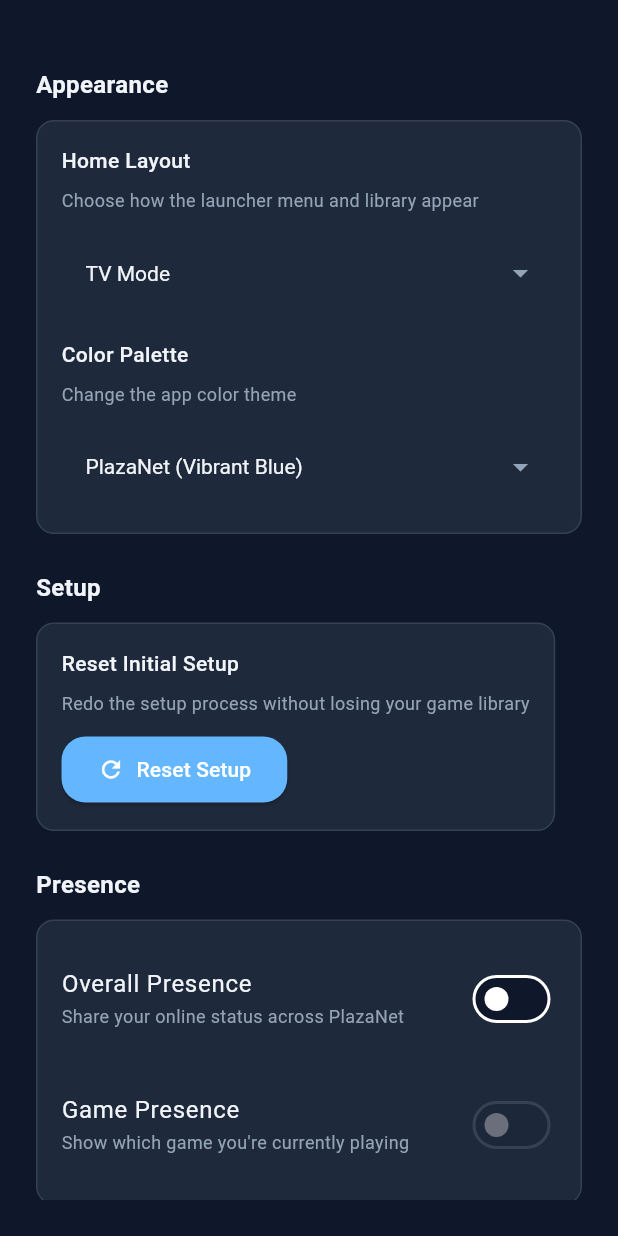
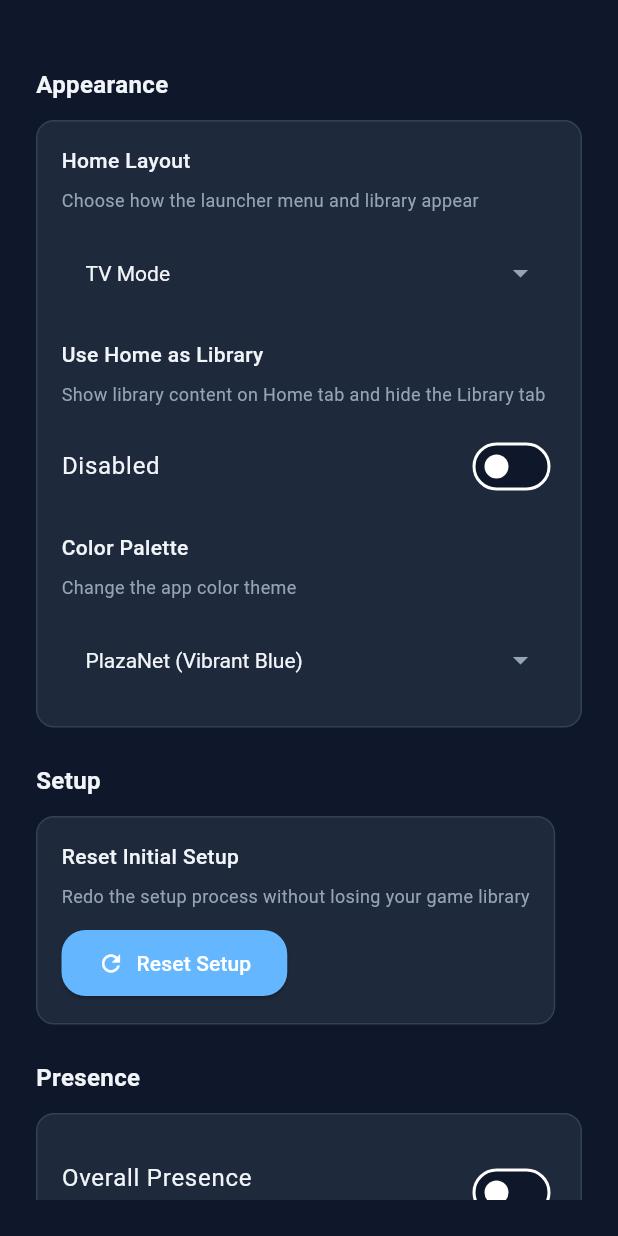
Before and after one commit to PlazaNetOrg/GamePlaza, a Flutter app: the SettingsScreen widget shown alone on an empty page, opened directly with empty values, scrolled down 576 dp, on a phone screen of 412 x 824 dp. Run offline on Flutter 3.47's test engine with Material 3 defaults, Android fonts, the phone set to English and light mode, and no system bars; our stand-ins replace battery_plus, shared_preferences; missing offline and left inert: installed_apps; accounts and stored records are empty; network calls fail.

Commit message:
Removed game presence, Home tab as Library - Game presence has been removed due to various bugs. Online presence while in launcher will still be available - Settings now allow use to hide library tab and replace home tab with the library.

```diff
--- a/lib/l10n/app_localizations.dart
+++ b/lib/l10n/app_localizations.dart
@@ -101,8 +101,6 @@ abstract class AppLocalizations {
   String get settingsBackgroundTrackingDesc;
   String get settingsPresenceOverall;
   String get settingsPresenceOverallDesc;
-  String get settingsPresenceGame;
-  String get settingsPresenceGameDesc;
   String get settingsPresenceLoginRequired;
   String get settingsSteamGridDbTitle;
   String get settingsSteamGridDbDescription;
@@ -112,6 +110,8 @@ abstract class AppLocalizations {
   String get settingsLayoutClassic;
   String get settingsLayoutHandheld;
   String get settingsLayoutCompact;
+  String get settingsUseHomeAsLibrary;
+  String get settingsUseHomeAsLibraryDesc;
   String get settingsColorPalette;
   String get settingsColorPaletteDesc;
   String get settingsColorPalettePlazaNet;
--- a/lib/l10n/app_localizations_en.dart
+++ b/lib/l10n/app_localizations_en.dart
@@ -224,10 +224,6 @@ class AppLocalizationsEn extends AppLocalizations {
   String get settingsPresenceOverallDesc => 'Share your online status across PlazaNet';
 
   @override
-  String get settingsPresenceGame => 'Game Presence';
-
-  @override
-  String get settingsPresenceGameDesc => 'Show which game you\'re currently playing';
 
   @override
   String get settingsPresenceLoginRequired => 'Log in to PlazaNet to enable presence tracking';
@@ -254,6 +250,12 @@ class AppLocalizationsEn extends AppLocalizations {
 
   @override
   String get settingsLayoutCompact => 'Compact Tiles';
+
+  @override
+  String get settingsUseHomeAsLibrary => 'Use Home as Library';
+
+  @override
+  String get settingsUseHomeAsLibraryDesc => 'Show library content on Home tab and hide the Library tab';
 
   @override
   String get settingsColorPalette => 'Color Palette';
--- a/lib/main.dart
+++ b/lib/main.dart
@@ -2,13 +2,10 @@ import 'package:flutter/material.dart';
 import 'package:flutter/services.dart';
 
 import 'app.dart';
-import 'services/presence_work_manager.dart';
 
 void main() async {
   WidgetsFlutterBinding.ensureInitialized();
   SystemChrome.setEnabledSystemUIMode(SystemUiMode.immersiveSticky);
 
-  await PresenceWorkManager.initializeWorkManager();
-
   runApp(const GamePlaza());
 }
--- a/lib/screens/settings_screen.dart
+++ b/lib/screens/settings_screen.dart
@@ -1,5 +1,4 @@
 import 'package:flutter/material.dart';
-import 'package:flutter/services.dart';
 import 'package:shared_preferences/shared_preferences.dart';
 
 import '../l10n/app_localizations.dart';
@@ -72,6 +71,8 @@ class _SettingsScreenState extends State<SettingsScreen> {
             title: AppLocalizations.of(context).settingsAppearance,
             children: [
               _LayoutPicker(onSettingsChanged: widget.onSettingsChanged),
+              const SizedBox(height: 16),
+              _UseHomeAsLibraryToggle(onSettingsChanged: widget.onSettingsChanged),
               const SizedBox(height: 16),
               _ColorPalettePicker(onSettingsChanged: widget.onSettingsChanged),
             ],
@@ -238,6 +239,83 @@ class _LayoutPickerState extends State<_LayoutPicker> {
                 _setLayoutMode(value);
               }
             },
+          ),
+      ],
+    );
+  }
+}
+
+class _UseHomeAsLibraryToggle extends StatefulWidget {
+  final Future<void> Function()? onSettingsChanged;
+
+  const _UseHomeAsLibraryToggle({
+    this.onSettingsChanged,
+  });
+
+  @override
+  State<_UseHomeAsLibraryToggle> createState() => _UseHomeAsLibraryToggleState();
+}
+
+class _UseHomeAsLibraryToggleState extends State<_UseHomeAsLibraryToggle> {
+  static const String _prefKey = 'use_home_as_library';
+  bool _useHomeAsLibrary = false;
+  bool _isLoading = true;
+
+  @override
+  void initState() {
+    super.initState();
+    _loadPreference();
+  }
+
+  Future<void> _loadPreference() async {
+    final prefs = await SharedPreferences.getInstance();
+    if (!mounted) return;
+    setState(() {
+      _useHomeAsLibrary = prefs.getBool(_prefKey) ?? false;
+      _isLoading = false;
+    });
+  }
+
+  Future<void> _setPreference(bool value) async {
+    final prefs = await SharedPreferences.getInstance();
+    await prefs.setBool(_prefKey, value);
+    if (!mounted) return;
+    setState(() => _useHomeAsLibrary = value);
+    await widget.onSettingsChanged?.call();
+  }
+
+  @override
+  Widget build(BuildContext context) {
+    final l10n = AppLocalizations.of(context);
+    return Column(
+      crossAxisAlignment: CrossAxisAlignment.start,
+      children: [
+        Text(
+          l10n.settingsUseHomeAsLibrary,
+          style: TextStyle(
+            color: AppColors.textPrimary,
+            fontSize: 14,
+            fontWeight: FontWeight.w500,
+          ),
+        ),
+        const SizedBox(height: 8),
+        Text(
+          l10n.settingsUseHomeAsLibraryDesc,
+          style: TextStyle(color: AppColors.textSecondary, fontSize: 12),
+        ),
+        const SizedBox(height: 12),
+        if (_isLoading)
+          const LinearProgressIndicator()
+        else
+          SwitchListTile(
+            value: _useHomeAsLibrary,
+            onChanged: _setPreference,
+            title: Text(
+              _useHomeAsLibrary ? 'Enabled' : 'Disabled',
+              style: TextStyle(color: AppColors.textPrimary),
+            ),
+            activeColor: AppColors.primaryBlue,
+            contentPadding: EdgeInsets.zero,
           ),
       ],
     );
@@ -531,13 +609,11 @@ class _PresenceToggleSwitch extends StatefulWidget {
 
 class _PresenceToggleSwitchState extends State<_PresenceToggleSwitch> {
   late Future<bool> _overallEnabledFuture;
-  late Future<bool> _gameEnabledFuture;
 
   @override
   void initState() {
     super.initState();
     _overallEnabledFuture = widget.presenceService.isOverallPresenceEnabled();
-    _gameEnabledFuture = widget.presenceService.isGamePresenceEnabled();
   }
 
   @override
@@ -546,13 +622,7 @@ class _PresenceToggleSwitchState extends State<_PresenceToggleSwitch> {
       future: _overallEnabledFuture,
       builder: (context, overallSnapshot) {
         final overallEnabled = overallSnapshot.data ?? false;
-        return FutureBuilder<bool>(
-          future: _gameEnabledFuture,
-          builder: (context, gameSnapshot) {
-            final gameEnabled = gameSnapshot.data ?? false;
-            return Column(
-              children: [
-                SwitchListTile(
+        return SwitchListTile(
           title: Text(AppLocalizations.of(context).settingsPresenceOverall,
               style: TextStyle(color: AppColors.textPrimary)),
           subtitle: Text(
@@ -566,39 +636,7 @@ class _PresenceToggleSwitchState extends State<_PresenceToggleSwitch> {
             await widget.presenceService.setOverallPresenceEnabled(value);
             setState(() {
               _overallEnabledFuture = Future.value(value);
-                      _gameEnabledFuture = Future.value(value ? gameEnabled : false);
             });
-                    if (!value) {
-                      try {
-                        const MethodChannel('org.plazanet.gameplaza/presence')
-                            .invokeMethod('stopPresenceService');
-                      } catch (e) {
-                      }
-                    }
-                  },
-                ),
-                const SizedBox(height: 12),
-                SwitchListTile(
-                  title: Text(AppLocalizations.of(context).settingsPresenceGame,
-                      style: TextStyle(color: AppColors.textPrimary)),
-                  subtitle: Text(
-                    AppLocalizations.of(context).settingsPresenceGameDesc,
-                    style: TextStyle(color: AppColors.textSecondary, fontSize: 12),
-                  ),
-                  value: overallEnabled && gameEnabled,
-                  activeThumbColor: AppColors.primaryBlue,
-                  contentPadding: EdgeInsets.zero,
-                  onChanged: overallEnabled
-                      ? (value) async {
-                          await widget.presenceService.setGamePresenceEnabled(value);
-                          setState(() {
-                            _gameEnabledFuture = Future.value(value);
-                          });
-                        }
-                      : null,
-                ),
-              ],
-            );
           },
         );
       },
--- a/lib/services/presence_foreground_service.dart
+++ /dev/null
@@ -1,53 +0,0 @@
-import 'package:flutter/services.dart';
-import 'package:shared_preferences/shared_preferences.dart';
-
-class PresenceForegroundService {
-  static const MethodChannel _channel = MethodChannel('org.plazanet.gameplaza/presence');
-  static const String _enabledKey = 'presence_foreground_service_enabled';
-  static const String _baseUrlKey = 'plazanet_url';
-  static const String _tokenKey = 'plazanet_auth_token';
-
-  static Future<bool> isEnabled() async {
-    final prefs = await SharedPreferences.getInstance();
-    return prefs.getBool(_enabledKey) ?? true;
-  }
-
-  static Future<void> setEnabled(bool enabled) async {
-    final prefs = await SharedPreferences.getInstance();
-    await prefs.setBool(_enabledKey, enabled);
-  }
-
-  static Future<bool> startService({
-    required String gameName,
-    int intervalSeconds = 30,
-  }) async {
-    try {
-      if (!await isEnabled()) return false;
-
-      final prefs = await SharedPreferences.getInstance();
-      final baseUrl = prefs.getString(_baseUrlKey) ?? 'https://accounts.plazanet.org';
-      final token = prefs.getString(_tokenKey);
-
-      if (token == null) {
-        return false;
-      }
-
-      await _channel.invokeMethod('startPresenceService', {
-        'baseUrl': baseUrl,
-        'token': token,
-        'game': gameName,
-        'interval': intervalSeconds,
-      });
-
-      return true;
-    } catch (e) {
-      return false;
-    }
-  }
-
-  static Future<void> stopService() async {
-    try {
-      await _channel.invokeMethod('stopPresenceService');
-    } catch (e) {}
-  }
-}
--- a/lib/services/presence_service.dart
+++ b/lib/services/presence_service.dart
@@ -2,21 +2,16 @@ import 'dart:async';
 import 'dart:convert';
 import 'package:http/http.dart' as http;
 import 'package:shared_preferences/shared_preferences.dart';
-import 'presence_foreground_service.dart';
-
-enum PresenceStatus { offline, online, playing }
+enum PresenceStatus { offline, online }
 
 class PresenceService {
   static const String _defaultBaseUrl = 'https://accounts.plazanet.org';
   static const String _baseUrlKey = 'plazanet_url';
-  static const String _currentGameKey = 'current_game';
   static const String _tokenKey = 'plazanet_auth_token';
   static const String _overallPresenceEnabledKey = 'presence_overall_enabled';
-  static const String _gamePresenceEnabledKey = 'presence_game_enabled';
   static const int _heartbeatSeconds = 20;
 
   Timer? _heartbeatTimer;
-  String? _currentGame;
   PresenceStatus _currentStatus = PresenceStatus.offline;
 
   Future<bool> isOverallPresenceEnabled() async {
@@ -28,18 +23,8 @@ class PresenceService {
     final prefs = await SharedPreferences.getInstance();
     await prefs.setBool(_overallPresenceEnabledKey, enabled);
     if (!enabled) {
-      await stopPlayingGame();
+      await goOffline();
     }
-  }
-
-  Future<bool> isGamePresenceEnabled() async {
-    final prefs = await SharedPreferences.getInstance();
-    return prefs.getBool(_gamePresenceEnabledKey) ?? false;
-  }
-
-  Future<void> setGamePresenceEnabled(bool enabled) async {
-    final prefs = await SharedPreferences.getInstance();
-    await prefs.setBool(_gamePresenceEnabledKey, enabled);
   }
 
   Future<String?> getBaseUrl() async {
@@ -117,13 +102,12 @@ class PresenceService {
 
       final body = {
         'client_type': 'gameplaza',
-        'status': _currentGame == null ? 'online' : 'playing',
-        if (_currentGame != null) 'game': _currentGame,
+        'status': 'online',
       };
 
       final response = await _postJson('/api/presence/heartbeat', body);
       if (response.statusCode == 200) {
-        _currentStatus = _currentGame == null ? PresenceStatus.online : PresenceStatus.playing;
+        _currentStatus = PresenceStatus.online;
         return true;
       }
       return false;
@@ -140,41 +124,21 @@ class PresenceService {
     );
   }
 
-  Future<void> _setPresence({String? game}) async {
+  Future<void> _setPresence() async {
     await stopHeartbeat();
 
     if (!await hasAuthToken() || !await isOverallPresenceEnabled()) {
       return;
     }
 
-    final prefs = await SharedPreferences.getInstance();
-    if (game != null && game.isNotEmpty && await isGamePresenceEnabled()) {
-      _currentGame = game;
-      _currentStatus = PresenceStatus.playing;
-      await prefs.setString(_currentGameKey, game);
-      await _sendHeartbeat();
-
-      final started = await PresenceForegroundService.startService(
-        gameName: game,
-        intervalSeconds: _heartbeatSeconds,
-      );
-
-      if (!started) _startLocalTimer();
-    } else {
-      _currentGame = null;
-      _currentStatus = PresenceStatus.online;
-      await prefs.remove(_currentGameKey);
-
-      await PresenceForegroundService.stopService();
-      _startLocalTimer();
-      await _sendHeartbeat();
-    }
+    _currentStatus = PresenceStatus.online;
+    _startLocalTimer();
+    await _sendHeartbeat();
   }
 
   Future<void> stopHeartbeat() async {
     _heartbeatTimer?.cancel();
     _heartbeatTimer = null;
-    await PresenceForegroundService.stopService();
   }
 
   Future<bool> goOnline() async {
@@ -190,20 +154,7 @@ class PresenceService {
         'client_type': 'gameplaza',
       });
       _currentStatus = PresenceStatus.offline;
-      _currentGame = null;
     }
-  }
-
-  Future<bool> startPlayingGame(String gameName) async {
-    if (!await hasAuthToken()) return false;
-    await _setPresence(game: gameName);
-    return true;
-  }
-
-  Future<bool> stopPlayingGame() async {
-    if (!await hasAuthToken()) return false;
-    await _setPresence();
-    return true;
   }
 
   Future<Map<String, dynamic>?> getMyPresence() async {
@@ -225,8 +176,6 @@ class PresenceService {
   }
 
   PresenceStatus get currentStatus => _currentStatus;
-  String? get currentGame => _currentGame;
-
   void dispose() {
     stopHeartbeat();
   }
```
Also changed, not shown: lib/l10n/app_localizations_ja.dart (+6 -4 lines), lib/l10n/app_localizations_pl.dart (+6 -4 lines), lib/screens/launcher_home_page.dart (+80 -25 lines), lib/services/presence_work_manager.dart (deleted, +0 -82 lines). Lines whose indentation alone changed are shown as unchanged.
